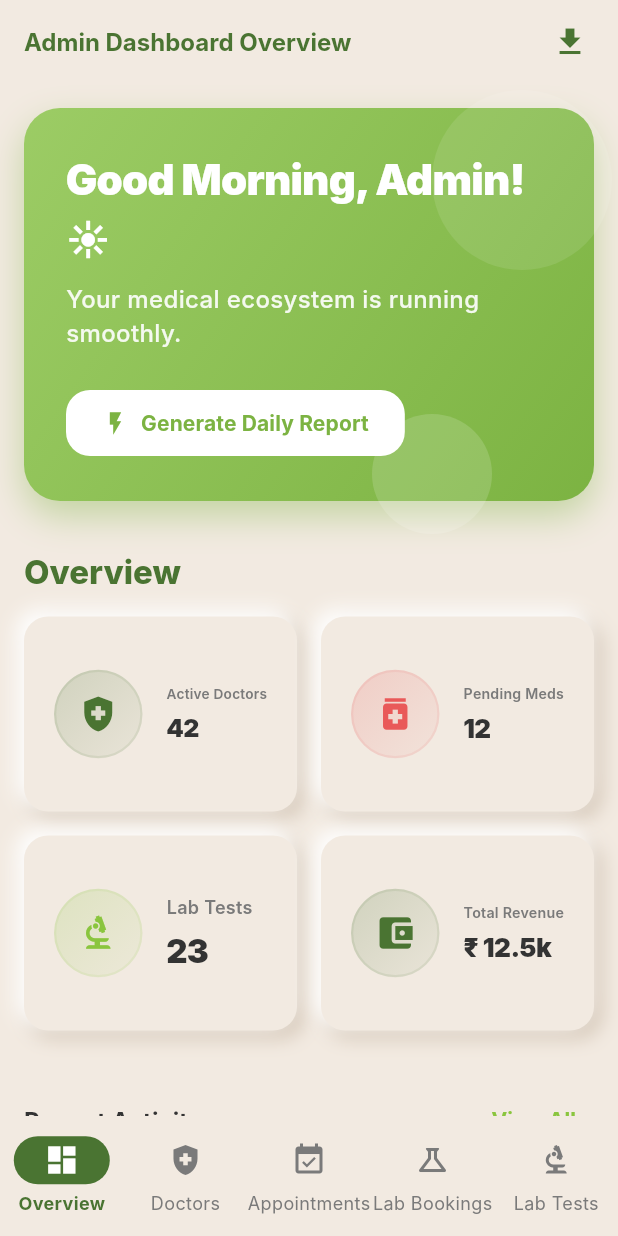
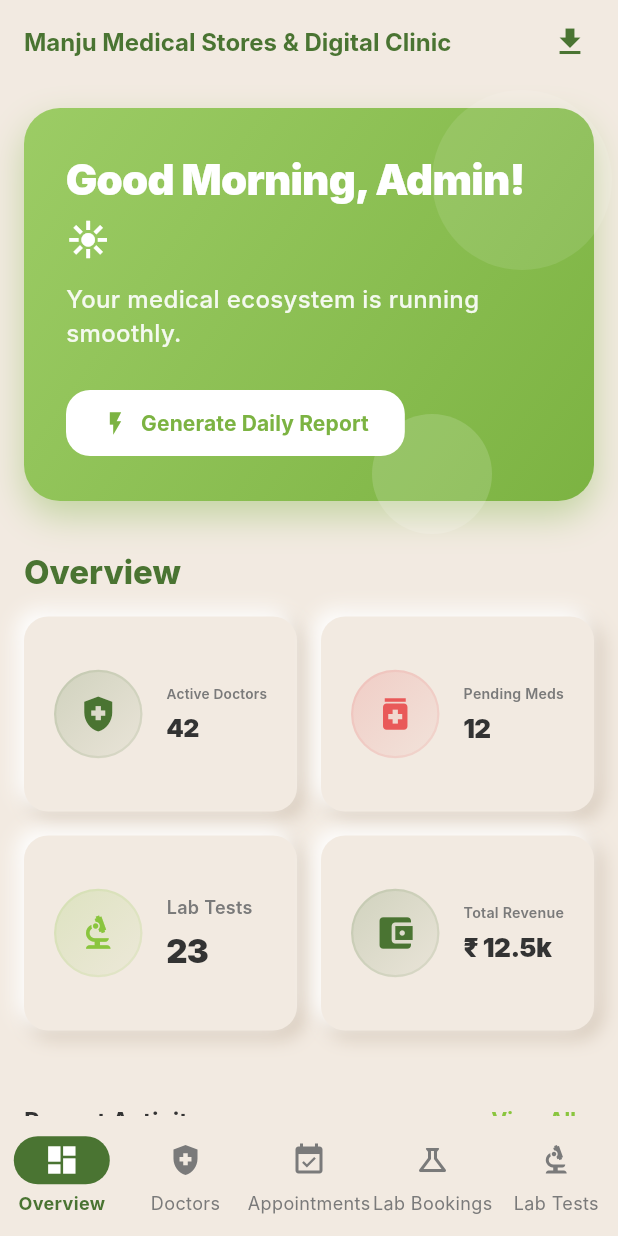
Before and after one commit to naiyo-24/Manju_Admin, a Flutter app: the DashboardScreen screen opened by its route, on a phone screen of 412 x 824 dp. Run offline on Flutter 3.47's test engine with Material 3 defaults, Android fonts, the light colour scheme and no system bars; our stand-ins replace csv, file_picker, flutter_riverpod, go_router, image_picker, shared_preferences; accounts and stored records are empty; Roboto replaces fonts that are missing (Inter).

Commit message:
chore: update dashboard app bar title to reflect store branding

```diff
--- a/lib/screens/dashboard/dashboard_screen.dart
+++ b/lib/screens/dashboard/dashboard_screen.dart
@@ -12,7 +12,7 @@ class DashboardScreen extends StatelessWidget {
     return Scaffold(
       backgroundColor: AppTheme.backgroundColor,
       appBar: AppBar(
-        title: const Text('Admin Dashboard Overview'),
+        title: const Text('Manju Medical Stores & Digital Clinic'),
         backgroundColor: Colors.transparent,
         elevation: 0,
         foregroundColor: AppTheme.primaryGreen,
```
